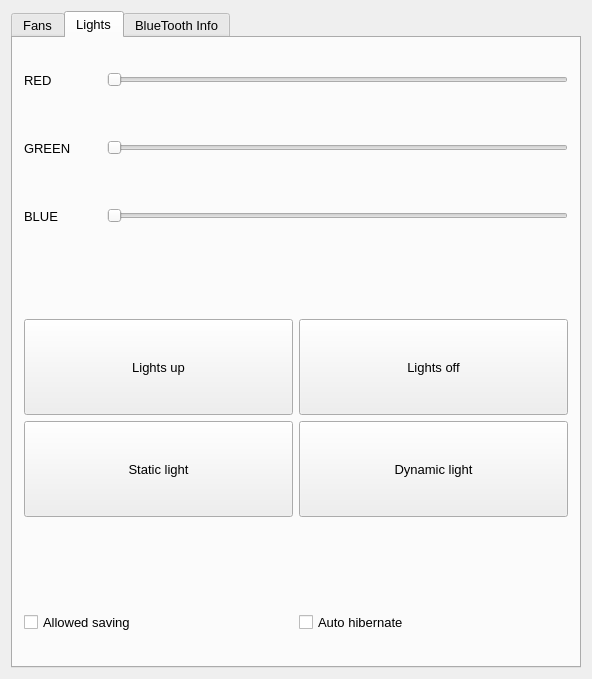
First picture: the form in widget.ui, repository done-lin/QtAndroidBluetoothDemoForMyADVProject, before the edit.
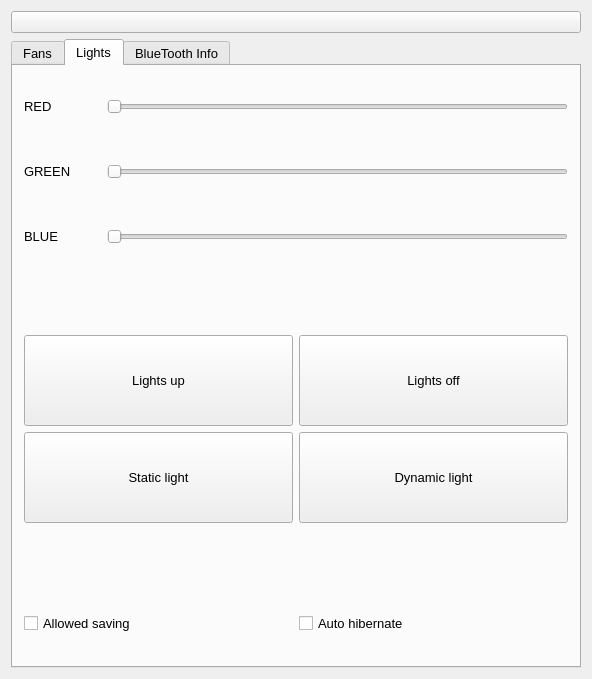
Second picture: the form after the edit.

Commit message: add Dust eliminating action, and add button selected qss and unselected qss, add adv logo, running ok

The edit to the form file:
```diff
--- a/widget.ui
+++ b/widget.ui
@@ -20,7 +20,7 @@
    <string>Widget</string>
   </property>
   <layout class="QGridLayout" name="gridLayout_9">
-   <item row="0" column="0">
+   <item row="1" column="0">
     <widget class="QTabWidget" name="tabWidget">
      <property name="font">
       <font>
@@ -839,6 +839,13 @@
      </widget>
     </widget>
    </item>
+   <item row="0" column="0">
+    <widget class="QPushButton" name="pushButton_logo">
+     <property name="text">
+      <string/>
+     </property>
+    </widget>
+   </item>
   </layout>
  </widget>
  <layoutdefault spacing="6" margin="11"/>
```
The commit also changes 8 other files.
